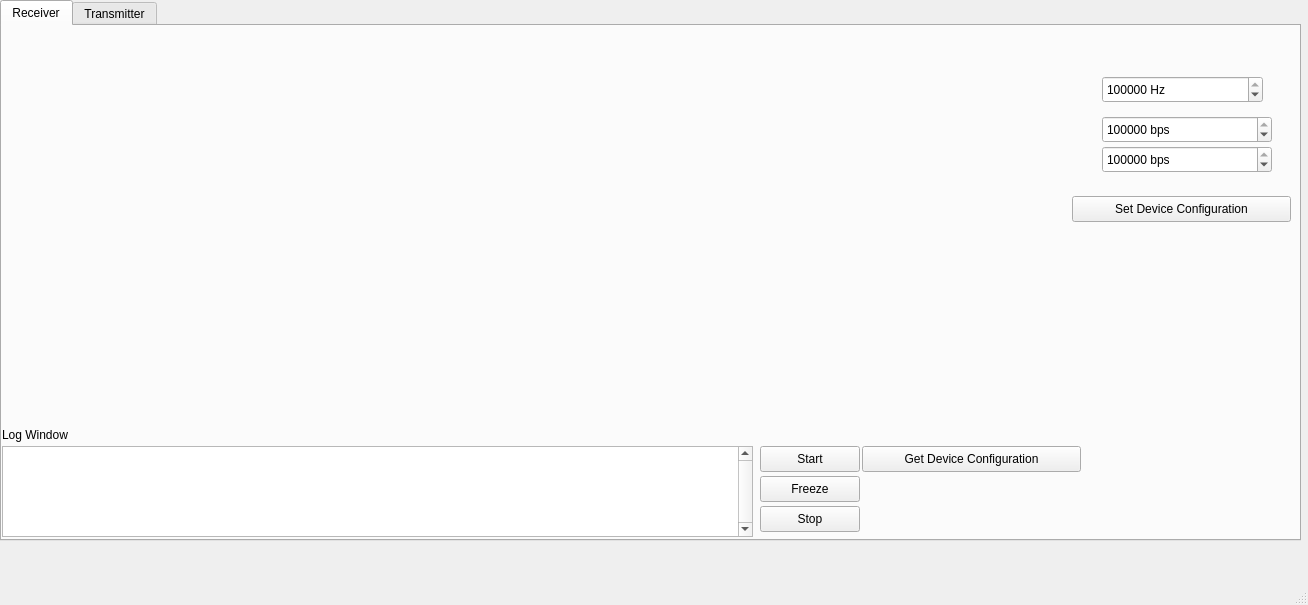
The window that CANGuiApp/mainwindow.ui (Kemalusanmaz/PCANFD-CAN-BUS-Transceiver) describes before a commit, drawn with Qt 5.
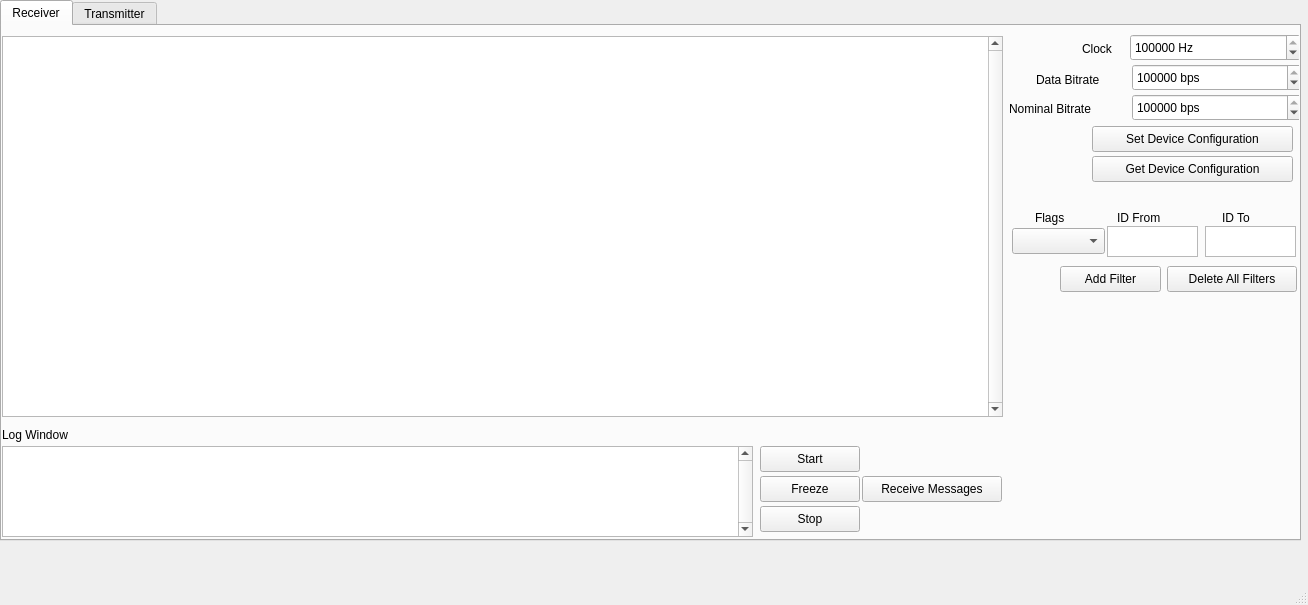
The same window after the commit.

Commit message: receiver gui is established

Diff of the .ui file:
```diff
--- a/CANGuiApp/mainwindow.ui
+++ b/CANGuiApp/mainwindow.ui
@@ -104,9 +104,9 @@
      <widget class="QSpinBox" name="receiver_clock">
       <property name="geometry">
        <rect>
-        <x>1100</x>
-        <y>50</y>
-        <width>161</width>
+        <x>1128</x>
+        <y>8</y>
+        <width>171</width>
         <height>27</height>
        </rect>
       </property>
@@ -123,9 +123,9 @@
      <widget class="QPushButton" name="receiver_setDeviceConfiguration">
       <property name="geometry">
        <rect>
-        <x>1070</x>
-        <y>170</y>
-        <width>219</width>
+        <x>1090</x>
+        <y>100</y>
+        <width>201</width>
         <height>26</height>
        </rect>
       </property>
@@ -136,8 +136,8 @@
      <widget class="QSpinBox" name="receiver_nominalBitRate">
       <property name="geometry">
        <rect>
-        <x>1100</x>
-        <y>90</y>
+        <x>1130</x>
+        <y>38</y>
         <width>170</width>
         <height>27</height>
        </rect>
@@ -146,17 +146,17 @@
        <string> bps</string>
       </property>
       <property name="maximum">
-       <number>1000000</number>
+       <number>500000</number>
       </property>
       <property name="value">
-       <number>1000000</number>
+       <number>500000</number>
       </property>
      </widget>
      <widget class="QSpinBox" name="receiver_dataBitRate">
       <property name="geometry">
        <rect>
-        <x>1100</x>
-        <y>120</y>
+        <x>1130</x>
+        <y>68</y>
         <width>170</width>
         <height>27</height>
        </rect>
@@ -174,14 +174,215 @@
      <widget class="QPushButton" name="receiver_getDeviceConfiguration">
       <property name="geometry">
        <rect>
+        <x>1090</x>
+        <y>130</y>
+        <width>201</width>
+        <height>26</height>
+       </rect>
+      </property>
+      <property name="text">
+       <string>Get Device Configuration</string>
+      </property>
+     </widget>
+     <widget class="QPushButton" name="receiver_receiveMessages">
+      <property name="geometry">
+       <rect>
         <x>860</x>
-        <y>420</y>
-        <width>219</width>
+        <y>450</y>
+        <width>140</width>
         <height>26</height>
        </rect>
       </property>
       <property name="text">
-       <string>Get Device Configuration</string>
+       <string>Receive Messages</string>
+      </property>
+     </widget>
+     <widget class="QPlainTextEdit" name="receiver_receiveMessagesDisplay">
+      <property name="geometry">
+       <rect>
+        <x>0</x>
+        <y>10</y>
+        <width>1001</width>
+        <height>381</height>
+       </rect>
+      </property>
+      <property name="verticalScrollBarPolicy">
+       <enum>Qt::ScrollBarPolicy::ScrollBarAlwaysOn</enum>
+      </property>
+      <property name="plainText">
+       <string/>
+      </property>
+      <property name="centerOnScroll">
+       <bool>false</bool>
+      </property>
+     </widget>
+     <widget class="QPushButton" name="receiver_addFilter">
+      <property name="geometry">
+       <rect>
+        <x>1058</x>
+        <y>240</y>
+        <width>101</width>
+        <height>26</height>
+       </rect>
+      </property>
+      <property name="text">
+       <string>Add Filter</string>
+      </property>
+     </widget>
+     <widget class="QTextEdit" name="receive_idFrom">
+      <property name="geometry">
+       <rect>
+        <x>1105</x>
+        <y>200</y>
+        <width>91</width>
+        <height>31</height>
+       </rect>
+      </property>
+     </widget>
+     <widget class="QTextEdit" name="receive_idTo">
+      <property name="geometry">
+       <rect>
+        <x>1203</x>
+        <y>200</y>
+        <width>91</width>
+        <height>31</height>
+       </rect>
+      </property>
+     </widget>
+     <widget class="QLabel" name="label_2">
+      <property name="geometry">
+       <rect>
+        <x>1115</x>
+        <y>183</y>
+        <width>60</width>
+        <height>18</height>
+       </rect>
+      </property>
+      <property name="text">
+       <string>ID From</string>
+      </property>
+     </widget>
+     <widget class="QLabel" name="label_3">
+      <property name="geometry">
+       <rect>
+        <x>1220</x>
+        <y>183</y>
+        <width>41</width>
+        <height>18</height>
+       </rect>
+      </property>
+      <property name="text">
+       <string>ID To</string>
+      </property>
+     </widget>
+     <widget class="QLabel" name="label_4">
+      <property name="geometry">
+       <rect>
+        <x>1080</x>
+        <y>14</y>
+        <width>41</width>
+        <height>18</height>
+       </rect>
+      </property>
+      <property name="text">
+       <string>Clock</string>
+      </property>
+     </widget>
+     <widget class="QLabel" name="label_9">
+      <property name="geometry">
+       <rect>
+        <x>1034</x>
+        <y>44</y>
+        <width>91</width>
+        <height>20</height>
+       </rect>
+      </property>
+      <property name="text">
+       <string>Data Bitrate</string>
+      </property>
+     </widget>
+     <widget class="QLabel" name="label_10">
+      <property name="geometry">
+       <rect>
+        <x>1007</x>
+        <y>73</y>
+        <width>121</width>
+        <height>20</height>
+       </rect>
+      </property>
+      <property name="text">
+       <string>Nominal Bitrate</string>
+      </property>
+     </widget>
+     <widget class="QComboBox" name="receive_flags">
+      <property name="geometry">
+       <rect>
+        <x>1010</x>
+        <y>202</y>
+        <width>93</width>
+        <height>26</height>
+       </rect>
+      </property>
+      <item>
+       <property name="text">
+        <string/>
+       </property>
+      </item>
+      <item>
+       <property name="text">
+        <string>STD</string>
+       </property>
+      </item>
+      <item>
+       <property name="text">
+        <string>RTR</string>
+       </property>
+      </item>
+      <item>
+       <property name="text">
+        <string>EXT</string>
+       </property>
+      </item>
+      <item>
+       <property name="text">
+        <string>SLF</string>
+       </property>
+      </item>
+      <item>
+       <property name="text">
+        <string>SNG</string>
+       </property>
+      </item>
+      <item>
+       <property name="text">
+        <string>ECHO</string>
+       </property>
+      </item>
+     </widget>
+     <widget class="QLabel" name="label_11">
+      <property name="geometry">
+       <rect>
+        <x>1033</x>
+        <y>183</y>
+        <width>40</width>
+        <height>18</height>
+       </rect>
+      </property>
+      <property name="text">
+       <string>Flags</string>
+      </property>
+     </widget>
+     <widget class="QPushButton" name="receiver_deleteAllFilters">
+      <property name="geometry">
+       <rect>
+        <x>1165</x>
+        <y>240</y>
+        <width>130</width>
+        <height>26</height>
+       </rect>
+      </property>
+      <property name="text">
+       <string>Delete All Filters</string>
       </property>
      </widget>
     </widget>
```
Left out of the diff: 180 changed lines with no effect on the pictures. The commit also changes 5 other files.
